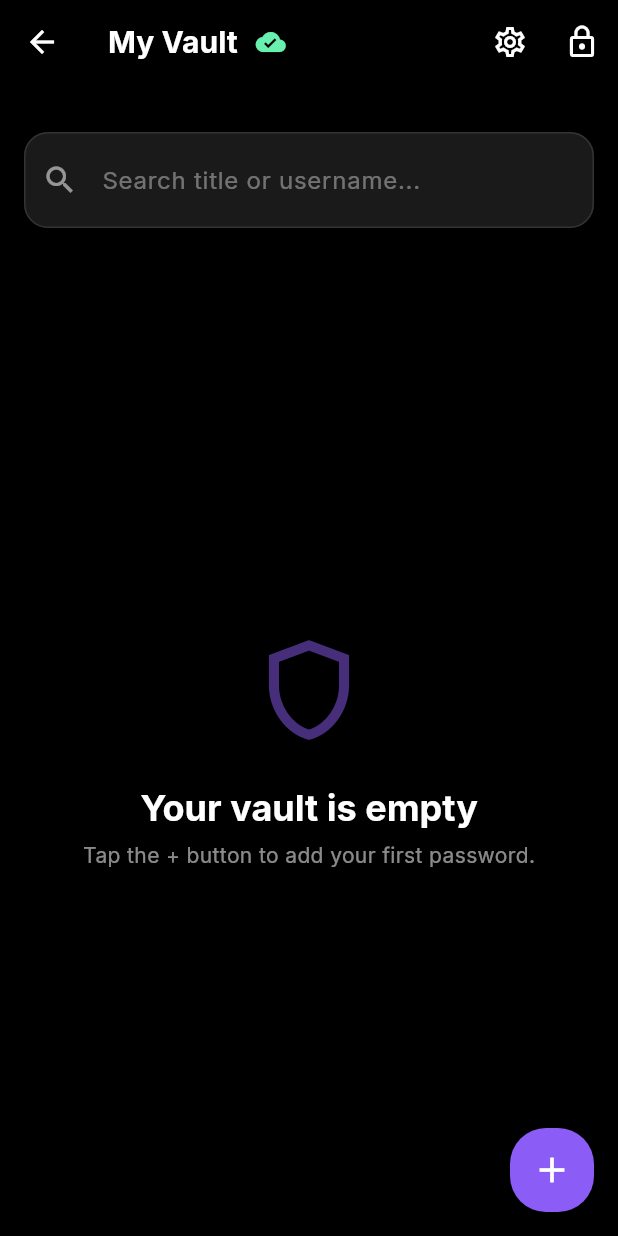
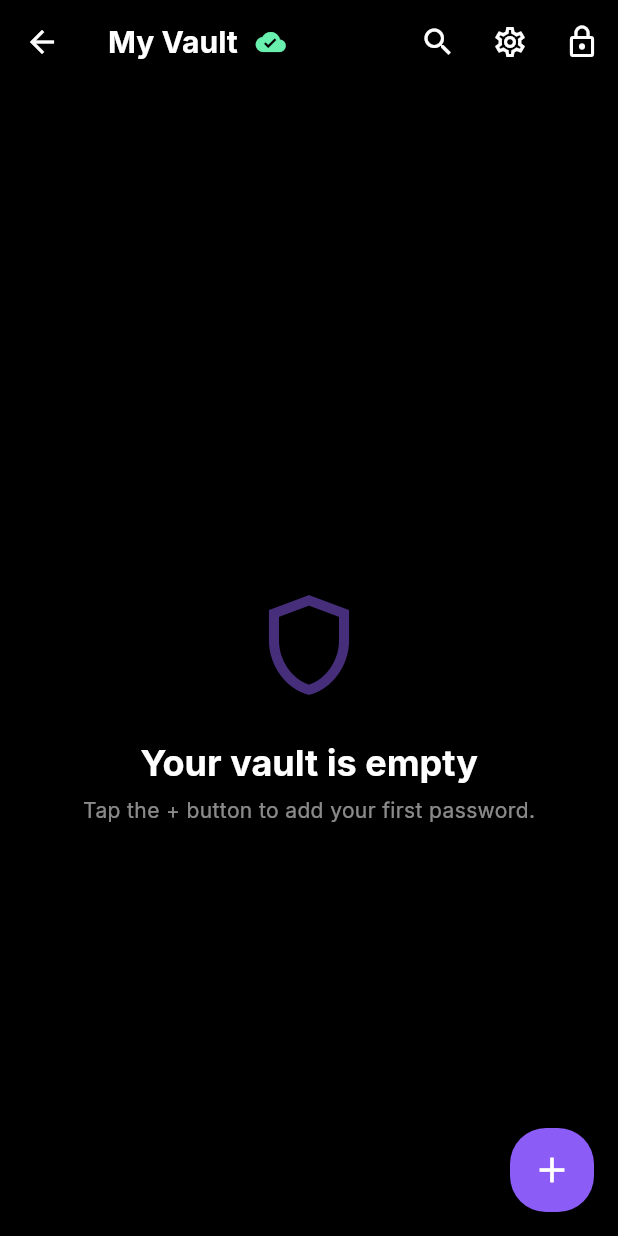
Before and after one commit to mgarg123/1pass, a Flutter app: the VaultListScreen screen opened directly, on a phone screen of 412 x 824 dp. Run offline on Flutter 3.47's test engine with Material 3 defaults, Android fonts, the phone set to English and light mode, and no system bars; drawn by our look-alikes of flutter_animate; our stand-ins replace connectivity_plus, dio, equatable, file_picker, flutter_dotenv, flutter_riverpod and 9 more; missing offline and left inert: cryptography, mobile_scanner, otp; accounts and stored records are empty; network calls fail.

Commit message:
enhanced search bar

```diff
--- a/lib/features/vault/ui/vault_list_screen.dart
+++ b/lib/features/vault/ui/vault_list_screen.dart
@@ -22,6 +22,7 @@ class VaultListScreen extends ConsumerStatefulWidget {
 class _VaultListScreenState extends ConsumerState<VaultListScreen> {
   String _searchQuery = '';
   String? _selectedTag;
+  bool _isSearching = false;
 
   void _copyToClipboard(String text, String label) {
     ClipboardUtil.copyTemporary(text);
@@ -61,7 +62,27 @@ class _VaultListScreenState extends ConsumerState<VaultListScreen> {
 
     return Scaffold(
       appBar: AppBar(
-        title: Row(
+        title: _isSearching
+            ? SizedBox(
+                height: 40,
+                child: TextField(
+                  autofocus: true,
+                  decoration: InputDecoration(
+                    hintText: 'Search vault...',
+                    hintStyle: const TextStyle(color: Colors.white54, fontSize: 16),
+                    filled: true,
+                    fillColor: Colors.white.withOpacity(0.12),
+                    contentPadding: const EdgeInsets.symmetric(horizontal: 16, vertical: 0),
+                    border: OutlineInputBorder(
+                      borderRadius: BorderRadius.circular(20),
+                      borderSide: BorderSide.none,
+                    ),
+                  ),
+                  style: const TextStyle(color: Colors.white, fontSize: 16),
+                  onChanged: (val) => setState(() => _searchQuery = val.toLowerCase()),
+                ),
+              ).animate().fadeIn(duration: 200.ms)
+            : Row(
                 children: [
                   const Text('My Vault', style: TextStyle(fontWeight: FontWeight.bold)),
                   const SizedBox(width: 12),
@@ -69,7 +90,20 @@ class _VaultListScreenState extends ConsumerState<VaultListScreen> {
                 ],
               ).animate().fadeIn(duration: 400.ms).slideX(begin: -0.1, end: 0),
         actions: [
-          if (syncState == SyncState.failed)
+          IconButton(
+            icon: Icon(_isSearching ? Icons.close : Icons.search),
+            onPressed: () {
+              setState(() {
+                if (_isSearching) {
+                  _isSearching = false;
+                  _searchQuery = '';
+                } else {
+                  _isSearching = true;
+                }
+              });
+            },
+          ),
+          if (syncState == SyncState.failed && !_isSearching)
             IconButton(
               icon: const Icon(Icons.sync),
               tooltip: 'Retry Sync',
@@ -77,6 +111,7 @@ class _VaultListScreenState extends ConsumerState<VaultListScreen> {
                 ref.read(syncProvider.notifier).triggerSync();
               },
             ),
+          if (!_isSearching)
             IconButton(
               icon: const Icon(Icons.settings_outlined),
               onPressed: () {
@@ -86,6 +121,7 @@ class _VaultListScreenState extends ConsumerState<VaultListScreen> {
                 );
               },
             ),
+          if (!_isSearching)
             IconButton(
               icon: const Icon(Icons.lock_outline),
               tooltip: 'Lock Vault',
@@ -95,19 +131,9 @@ class _VaultListScreenState extends ConsumerState<VaultListScreen> {
             )
         ],
         bottom: PreferredSize(
-          preferredSize: const Size.fromHeight(120),
+          preferredSize: const Size.fromHeight(60),
           child: Column(
             children: [
-              Padding(
-                padding: const EdgeInsets.symmetric(horizontal: 16.0, vertical: 8.0),
-                child: TextField(
-                  decoration: InputDecoration(
-                    hintText: 'Search title or username...',
-                    prefixIcon: const Icon(Icons.search),
-                  ),
-                  onChanged: (val) => setState(() => _searchQuery = val.toLowerCase()),
-                ).animate().fadeIn(duration: 400.ms, delay: 100.ms).slideY(begin: 0.2, end: 0),
-              ),
               asyncEntries.maybeWhen(
                 data: (entries) {
                   final allTags = entries.expand((e) => e.tags).toSet().toList()..sort();
@@ -180,8 +206,15 @@ class _VaultListScreenState extends ConsumerState<VaultListScreen> {
           }
 
           final filtered = entries.where((e) {
-            final matchesSearch = e.title.toLowerCase().contains(_searchQuery) ||
-                e.username.toLowerCase().contains(_searchQuery);
+            final q = _searchQuery;
+            final matchesSearch = q.isEmpty ||
+                e.title.toLowerCase().contains(q) ||
+                e.username.toLowerCase().contains(q) ||
+                (e.bankName?.toLowerCase().contains(q) ?? false) ||
+                (e.cardholderName?.toLowerCase().contains(q) ?? false) ||
+                (e.cardNumber?.replaceAll(RegExp(r'\s+'), '').contains(q) ?? false) ||
+                (e.notes?.toLowerCase().contains(q) ?? false) ||
+                e.tags.any((t) => t.toLowerCase().contains(q));
             final matchesTag = _selectedTag == null || e.tags.contains(_selectedTag);
             return matchesSearch && matchesTag;
           }).toList();
```
Lines whose indentation alone changed are shown as unchanged.
